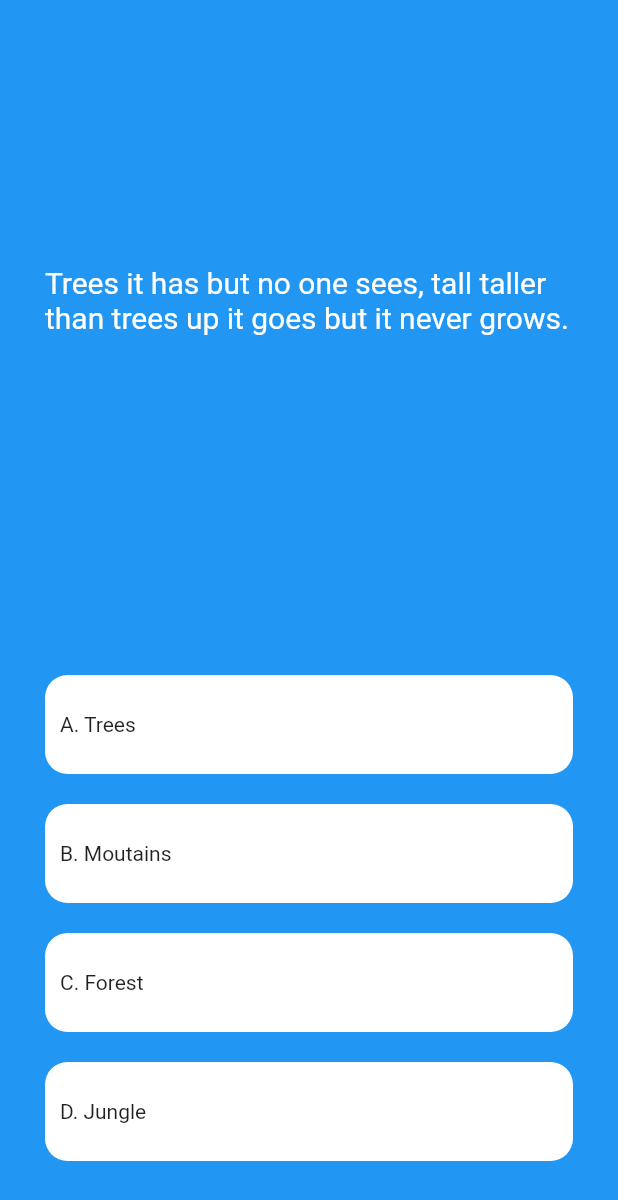
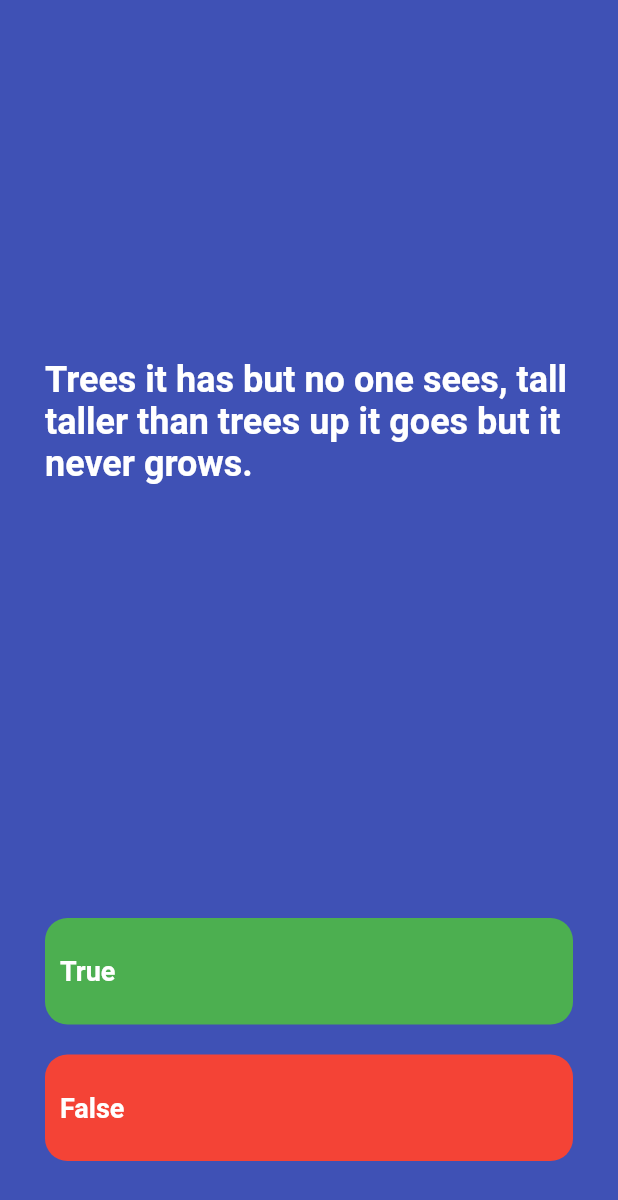
Before and after one commit to sammyodiagbe/quizler, a Flutter app: the screen it shows after launch, on a phone screen of 412 x 824 dp. Shown: the top 1200 px of the screen. Run offline on Flutter 3.47's test engine with Material 2 defaults, Android fonts, the phone set to English and light mode, and no system bars.

Commit message:
structuring the UI

```diff
--- a/lib/main.dart
+++ b/lib/main.dart
@@ -12,7 +12,7 @@ class QuizApp extends StatelessWidget {
     return MaterialApp(
       debugShowCheckedModeBanner: false,
       home: Scaffold(
-        backgroundColor: Colors.blue,
+        backgroundColor: Colors.indigo,
         body: Quizzler(),
       ),
     );
@@ -37,9 +37,9 @@ class _QuizzlerState extends State<Quizzler> {
               child: Text(
                 'Trees it has but no one sees, tall taller than trees up it goes but it never grows.',
                 style: TextStyle(
-                  color: Colors.white,
-                  fontSize: 20,
-                ),
+                    color: Colors.white,
+                    fontSize: 24,
+                    fontWeight: FontWeight.bold),
               ),
             ),
           ),
@@ -52,35 +52,27 @@ class _QuizzlerState extends State<Quizzler> {
                   margin: EdgeInsets.symmetric(vertical: 10),
                   padding: EdgeInsets.symmetric(vertical: 25, horizontal: 10),
                   decoration: BoxDecoration(
-                    color: Colors.white,
+                    color: Colors.green,
                     borderRadius: BorderRadius.circular(15),
                   ),
-                  child: Text('A. Trees'),
+                  child: Text('True',
+                      style: TextStyle(
+                          fontSize: 18,
+                          fontWeight: FontWeight.bold,
+                          color: Colors.white)),
                 ),
                 Container(
                   margin: EdgeInsets.symmetric(vertical: 10),
                   padding: EdgeInsets.symmetric(vertical: 25, horizontal: 10),
-                  child: Text('B. Moutains'),
+                  child: Text(
+                    'False',
+                    style: TextStyle(
+                        fontSize: 18,
+                        fontWeight: FontWeight.bold,
+                        color: Colors.white),
+                  ),
                   decoration: BoxDecoration(
-                    color: Colors.white,
-                    borderRadius: BorderRadius.circular(15),
-                  ),
-                ),
-                Container(
-                  margin: EdgeInsets.symmetric(vertical: 10),
-                  padding: EdgeInsets.symmetric(vertical: 25, horizontal: 10),
-                  child: Text('C. Forest'),
-                  decoration: BoxDecoration(
-                    color: Colors.white,
-                    borderRadius: BorderRadius.circular(15),
-                  ),
-                ),
-                Container(
-                  margin: EdgeInsets.symmetric(vertical: 10),
-                  padding: EdgeInsets.symmetric(vertical: 25, horizontal: 10),
-                  child: Text('D. Jungle'),
-                  decoration: BoxDecoration(
-                    color: Colors.white,
+                    color: Colors.red,
                     borderRadius: BorderRadius.circular(15),
                   ),
                 ),
```
